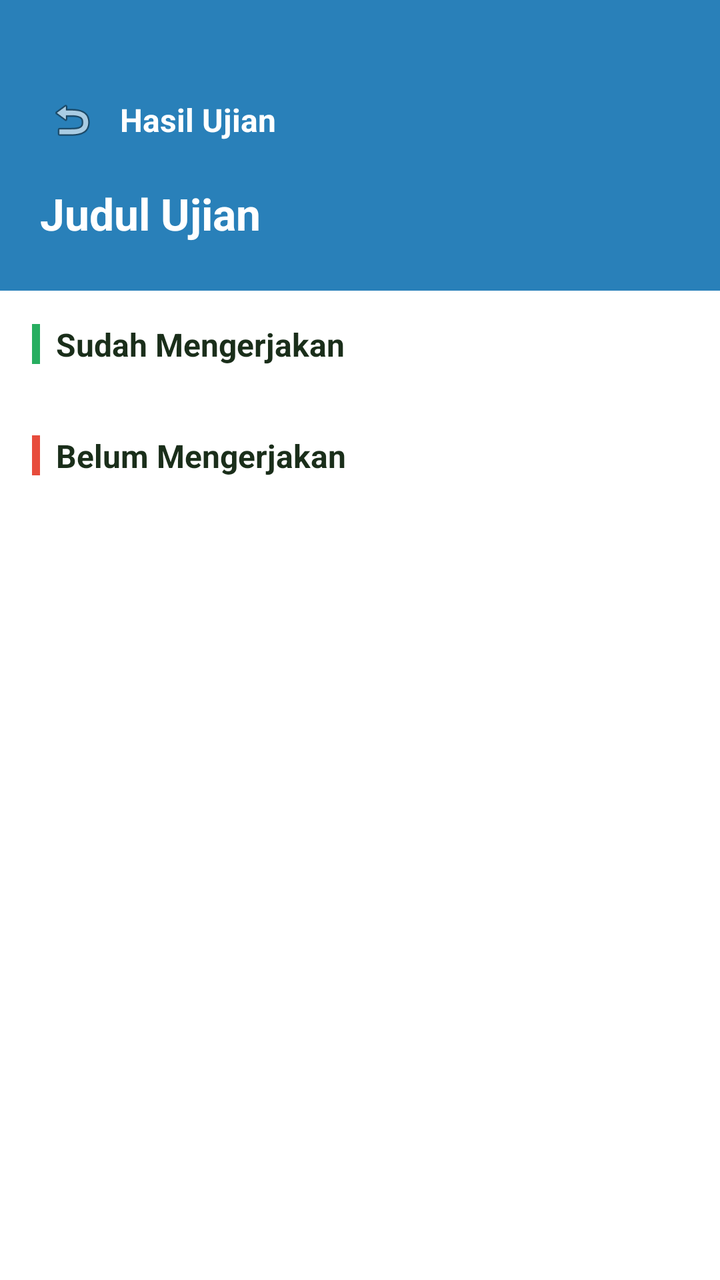
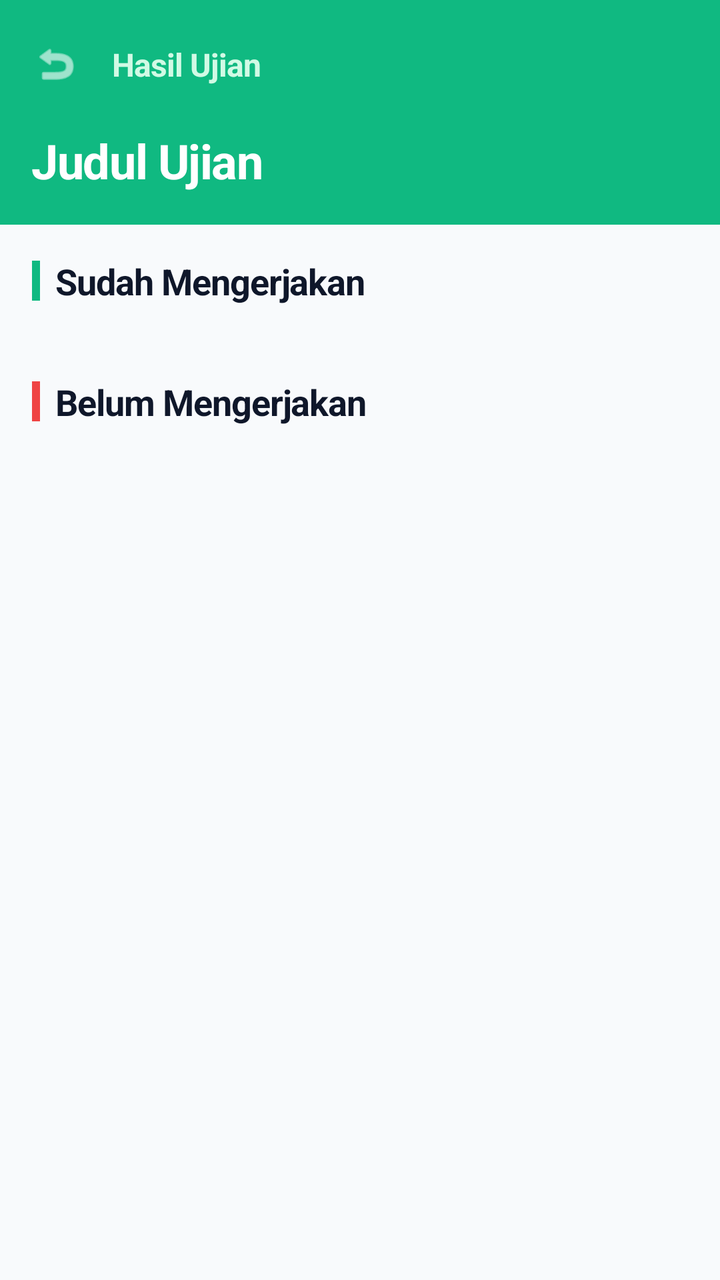

Screens rendered from an Android XML layout before and after an edit, with the pre-edit source and the edit as a unified diff.
<!-- AndroidManifest.xml: application theme Theme.IFUnjaniExam -->
<!-- res/layout/activity_exam_results.xml -->
<?xml version="1.0" encoding="utf-8"?>
<androidx.coordinatorlayout.widget.CoordinatorLayout xmlns:android="http://schemas.android.com/apk/res/android"
    xmlns:app="http://schemas.android.com/apk/res-auto"
    android:layout_width="match_parent"
    android:layout_height="match_parent"
    android:background="#ffffff">

    <LinearLayout
        android:layout_width="match_parent"
        android:layout_height="match_parent"
        android:orientation="vertical">

        
        <LinearLayout
            android:layout_width="match_parent"
            android:layout_height="wrap_content"
            android:background="#2980b9"
            android:orientation="vertical"
            android:paddingStart="20dp"
            android:paddingEnd="20dp"
            android:paddingTop="44dp"
            android:paddingBottom="24dp">

            <LinearLayout
                android:layout_width="match_parent"
                android:layout_height="wrap_content"
                android:gravity="center_vertical"
                android:orientation="horizontal">

                <ImageView
                    android:id="@+id/btnBack"
                    android:layout_width="32dp"
                    android:layout_height="32dp"
                    android:src="@android:drawable/ic_menu_revert"
                    android:contentDescription="Kembali"
                    android:padding="4dp"
                    android:clickable="true"
                    android:focusable="true" />

                <TextView
                    android:layout_width="wrap_content"
                    android:layout_height="wrap_content"
                    android:layout_marginStart="8dp"
                    android:text="Hasil Ujian"
                    android:textColor="#ffffff"
                    android:textSize="16sp"
                    android:textStyle="bold" />
            </LinearLayout>

            <TextView
                android:id="@+id/tvExamTitle"
                android:layout_width="match_parent"
                android:layout_height="wrap_content"
                android:layout_marginTop="16dp"
                android:text="Judul Ujian"
                android:textColor="#ffffff"
                android:textSize="22sp"
                android:textStyle="bold" />
        </LinearLayout>

        
        <FrameLayout
            android:layout_width="match_parent"
            android:layout_height="0dp"
            android:layout_weight="1">

            <androidx.core.widget.NestedScrollView
                android:layout_width="match_parent"
                android:layout_height="match_parent">

                <LinearLayout
                    android:layout_width="match_parent"
                    android:layout_height="wrap_content"
                    android:orientation="vertical"
                    android:padding="16dp">

                    
                    <LinearLayout
                        android:layout_width="match_parent"
                        android:layout_height="wrap_content"
                        android:gravity="center_vertical"
                        android:orientation="horizontal"
                        android:layout_marginBottom="10dp">
                        <View
                            android:layout_width="4dp"
                            android:layout_height="20dp"
                            android:background="#27ae60"
                            android:layout_marginEnd="8dp" />
                        <TextView
                            android:layout_width="wrap_content"
                            android:layout_height="wrap_content"
                            android:text="Sudah Mengerjakan"
                            android:textColor="#1a2e1a"
                            android:textSize="16sp"
                            android:textStyle="bold" />
                    </LinearLayout>

                    <androidx.recyclerview.widget.RecyclerView
                        android:id="@+id/rvCompleted"
                        android:layout_width="match_parent"
                        android:layout_height="wrap_content"
                        android:nestedScrollingEnabled="false" />

                    <TextView
                        android:id="@+id/tvEmptyCompleted"
                        android:layout_width="match_parent"
                        android:layout_height="wrap_content"
                        android:text="Belum ada yang mengerjakan"
                        android:textColor="#718096"
                        android:gravity="center"
                        android:padding="16dp"
                        android:visibility="gone" />

                    
                    <LinearLayout
                        android:layout_width="match_parent"
                        android:layout_height="wrap_content"
                        android:gravity="center_vertical"
                        android:orientation="horizontal"
                        android:layout_marginTop="24dp"
                        android:layout_marginBottom="10dp">
                        <View
                            android:layout_width="4dp"
                            android:layout_height="20dp"
                            android:background="#e74c3c"
                            android:layout_marginEnd="8dp" />
                        <TextView
                            android:layout_width="wrap_content"
                            android:layout_height="wrap_content"
                            android:text="Belum Mengerjakan"
                            android:textColor="#1a2e1a"
                            android:textSize="16sp"
                            android:textStyle="bold" />
                    </LinearLayout>

                    <androidx.recyclerview.widget.RecyclerView
                        android:id="@+id/rvNotCompleted"
                        android:layout_width="match_parent"
                        android:layout_height="wrap_content"
                        android:nestedScrollingEnabled="false" />

                    <TextView
                        android:id="@+id/tvEmptyNotCompleted"
                        android:layout_width="match_parent"
                        android:layout_height="wrap_content"
                        android:text="Semua mahasiswa telah mengerjakan"
                        android:textColor="#718096"
                        android:gravity="center"
                        android:padding="16dp"
                        android:visibility="gone" />
                </LinearLayout>
            </androidx.core.widget.NestedScrollView>

            <ProgressBar
                android:id="@+id/progressBar"
                android:layout_width="wrap_content"
                android:layout_height="wrap_content"
                android:layout_gravity="center"
                android:visibility="gone" />

        </FrameLayout>
    </LinearLayout>

</androidx.coordinatorlayout.widget.CoordinatorLayout>
<!-- resources referenced by this layout -->
<resources>
  <style name="Theme.IFUnjaniExam" parent="Base.Theme.IFUnjaniExam" />
  <style name="Base.Theme.IFUnjaniExam" parent="Theme.Material3.DayNight.NoActionBar">
          
          
      </style>
</resources>

<!-- the commit's change to res/layout/activity_exam_results.xml (unified diff, before → after) -->
@@ -3,162 +3,172 @@
     xmlns:app="http://schemas.android.com/apk/res-auto"
     android:layout_width="match_parent"
     android:layout_height="match_parent"
-    android:background="#ffffff">
+    android:background="#F8FAFC">
 
-    <LinearLayout
+    <com.google.android.material.appbar.AppBarLayout
+        android:id="@+id/appBarLayout"
         android:layout_width="match_parent"
-        android:layout_height="match_parent"
-        android:orientation="vertical">
+        android:layout_height="wrap_content"
+        app:elevation="0dp"
+        android:background="#10B981"
+        app:layout_constraintTop_toTopOf="parent">
 
+        <androidx.constraintlayout.widget.ConstraintLayout
+            android:id="@+id/topBar"
+            android:layout_width="match_parent"
+            android:layout_height="?attr/actionBarSize">
+
+            <ImageView
+                android:id="@+id/btnBack"
+                android:layout_width="40dp"
+                android:layout_height="40dp"
+                android:layout_marginStart="8dp"
+                android:padding="8dp"
+                android:src="@android:drawable/ic_menu_revert"
+                app:tint="#FFFFFF"
+                android:background="?attr/selectableItemBackgroundBorderless"
+                android:clickable="true"
+                android:focusable="true"
+                app:layout_constraintBottom_toBottomOf="parent"
+                app:layout_constraintStart_toStartOf="parent"
+                app:layout_constraintTop_toTopOf="parent" />
+
+            <TextView
+                android:layout_width="wrap_content"
+                android:layout_height="wrap_content"
+                android:layout_marginStart="8dp"
+                android:text="Hasil Ujian"
+                android:textColor="#D1FAE5"
+                android:textSize="16sp"
+                android:textStyle="bold"
+                android:letterSpacing="-0.02"
+                app:layout_constraintBottom_toBottomOf="parent"
+                app:layout_constraintStart_toEndOf="@id/btnBack"
+                app:layout_constraintTop_toTopOf="parent" />
+        </androidx.constraintlayout.widget.ConstraintLayout>
         
         <LinearLayout
             android:layout_width="match_parent"
             android:layout_height="wrap_content"
-            android:background="#2980b9"
-            android:orientation="vertical"
-            android:paddingStart="20dp"
-            android:paddingEnd="20dp"
-            android:paddingTop="44dp"
-            android:paddingBottom="24dp">
+            android:paddingHorizontal="16dp"
+            android:paddingBottom="16dp"
+            android:orientation="vertical">
+            <TextView
+                android:id="@+id/tvExamTitle"
+                android:layout_width="match_parent"
+                android:layout_height="wrap_content"
+                android:text="Judul Ujian"
+                android:textColor="#FFFFFF"
+                android:textSize="24sp"
+                android:textStyle="bold"
+                android:letterSpacing="-0.02" />
+        </LinearLayout>
+    </com.google.android.material.appbar.AppBarLayout>
+
+    
+    <FrameLayout
+        android:layout_width="match_parent"
+        android:layout_height="match_parent"
+        app:layout_behavior="@string/appbar_scrolling_view_behavior">
+
+        <androidx.core.widget.NestedScrollView
+            android:layout_width="match_parent"
+            android:layout_height="match_parent">
 
             <LinearLayout
                 android:layout_width="match_parent"
                 android:layout_height="wrap_content"
-                android:gravity="center_vertical"
-                android:orientation="horizontal">
+                android:orientation="vertical"
+                android:padding="16dp">
 
-                <ImageView
-                    android:id="@+id/btnBack"
-                    android:layout_width="32dp"
-                    android:layout_height="32dp"
-                    android:src="@android:drawable/ic_menu_revert"
-                    android:contentDescription="Kembali"
-                    android:padding="4dp"
-                    android:clickable="true"
-                    android:focusable="true" />
-
-                <TextView
-                    android:layout_width="wrap_content"
-                    android:layout_height="wrap_content"
-                    android:layout_marginStart="8dp"
-                    android:text="Hasil Ujian"
-                    android:textColor="#ffffff"
-                    android:textSize="16sp"
-                    android:textStyle="bold" />
-            </LinearLayout>
-
-            <TextView
-                android:id="@+id/tvExamTitle"
-                android:layout_width="match_parent"
-                android:layout_height="wrap_content"
-                android:layout_marginTop="16dp"
-                android:text="Judul Ujian"
-                android:textColor="#ffffff"
-                android:textSize="22sp"
-                android:textStyle="bold" />
-        </LinearLayout>
-
-        
-        <FrameLayout
-            android:layout_width="match_parent"
-            android:layout_height="0dp"
-            android:layout_weight="1">
-
-            <androidx.core.widget.NestedScrollView
-                android:layout_width="match_parent"
-                android:layout_height="match_parent">
-
+                
                 <LinearLayout
                     android:layout_width="match_parent"
                     android:layout_height="wrap_content"
-                    android:orientation="vertical"
-                    android:padding="16dp">
+                    android:gravity="center_vertical"
+                    android:orientation="horizontal"
+                    android:layout_marginBottom="12dp">
+                    <View
+                        android:layout_width="4dp"
+                        android:layout_height="20dp"
+                        android:background="#10B981"
+                        android:layout_marginEnd="8dp"
+                        app:cornerRadius="2dp" />
+                    <TextView
+                        android:layout_width="wrap_content"
+                        android:layout_height="wrap_content"
+                        android:text="Sudah Mengerjakan"
+                        android:textColor="#0F172A"
+                        android:textSize="18sp"
+                        android:textStyle="bold"
+                        android:letterSpacing="-0.02" />
+                </LinearLayout>
 
-                    
-                    <LinearLayout
-                        android:layout_width="match_parent"
+                <androidx.recyclerview.widget.RecyclerView
+                    android:id="@+id/rvCompleted"
+                    android:layout_width="match_parent"
+                    android:layout_height="wrap_content"
+                    android:nestedScrollingEnabled="false" />
+
+                <TextView
+                    android:id="@+id/tvEmptyCompleted"
+                    android:layout_width="match_parent"
+                    android:layout_height="wrap_content"
+                    android:text="Belum ada yang mengerjakan"
+                    android:textColor="#64748B"
+                    android:gravity="center"
+                    android:padding="16dp"
+                    android:visibility="gone" />
+
+                
+                <LinearLayout
+                    android:layout_width="match_parent"
+                    android:layout_height="wrap_content"
+                    android:gravity="center_vertical"
+                    android:orientation="horizontal"
+                    android:layout_marginTop="24dp"
+                    android:layout_marginBottom="12dp">
+                    <View
+                        android:layout_width="4dp"
+                        android:layout_height="20dp"
+                        android:background="#EF4444"
+                        android:layout_marginEnd="8dp"
+                        app:cornerRadius="2dp" />
+                    <TextView
+                        android:layout_width="wrap_content"
                         android:layout_height="wrap_content"
-                        android:gravity="center_vertical"
-                        android:orientation="horizontal"
-                        android:layout_marginBottom="10dp">
-                        <View
-                            android:layout_width="4dp"
-                            android:layout_height="20dp"
-                            android:background="#27ae60"
-                            android:layout_marginEnd="8dp" />
-                        <TextView
-                            android:layout_width="wrap_content"
-                            android:layout_height="wrap_content"
-                            android:text="Sudah Mengerjakan"
-                            android:textColor="#1a2e1a"
-                            android:textSize="16sp"
-                            android:textStyle="bold" />
-                    </LinearLayout>
+                        android:text="Belum Mengerjakan"
+                        android:textColor="#0F172A"
+                        android:textSize="18sp"
+                        android:textStyle="bold"
+                        android:letterSpacing="-0.02" />
+                </LinearLayout>
 
-                    <androidx.recyclerview.widget.RecyclerView
-                        android:id="@+id/rvCompleted"
-                        android:layout_width="match_parent"
-                        android:layout_height="wrap_content"
-                        android:nestedScrollingEnabled="false" />
+                <androidx.recyclerview.widget.RecyclerView
+                    android:id="@+id/rvNotCompleted"
+                    android:layout_width="match_parent"
+                    android:layout_height="wrap_content"
+                    android:nestedScrollingEnabled="false" />
 
-                    <TextView
-                        android:id="@+id/tvEmptyCompleted"
-                        android:layout_width="match_parent"
-                        android:layout_height="wrap_content"
-                        android:text="Belum ada yang mengerjakan"
-                        android:textColor="#718096"
-                        android:gravity="center"
-                        android:padding="16dp"
-                        android:visibility="gone" />
+                <TextView
+                    android:id="@+id/tvEmptyNotCompleted"
+                    android:layout_width="match_parent"
+                    android:layout_height="wrap_content"
+                    android:text="Semua mahasiswa telah mengerjakan"
+                    android:textColor="#64748B"
+                    android:gravity="center"
+                    android:padding="16dp"
+                    android:visibility="gone" />
+            </LinearLayout>
+        </androidx.core.widget.NestedScrollView>
 
-                    
-                    <LinearLayout
-                        android:layout_width="match_parent"
-                        android:layout_height="wrap_content"
-                        android:gravity="center_vertical"
-                        android:orientation="horizontal"
-                        android:layout_marginTop="24dp"
-                        android:layout_marginBottom="10dp">
-                        <View
-                            android:layout_width="4dp"
-                            android:layout_height="20dp"
-                            android:background="#e74c3c"
-                            android:layout_marginEnd="8dp" />
-                        <TextView
-                            android:layout_width="wrap_content"
-                            android:layout_height="wrap_content"
-                            android:text="Belum Mengerjakan"
-                            android:textColor="#1a2e1a"
-                            android:textSize="16sp"
-                            android:textStyle="bold" />
-                    </LinearLayout>
+        <ProgressBar
+            android:id="@+id/progressBar"
+            android:layout_width="wrap_content"
+            android:layout_height="wrap_content"
+            android:layout_gravity="center"
+            android:indeterminateTint="#10B981"
+            android:visibility="gone" />
 
-                    <androidx.recyclerview.widget.RecyclerView
-                        android:id="@+id/rvNotCompleted"
-                        android:layout_width="match_parent"
-                        android:layout_height="wrap_content"
-                        android:nestedScrollingEnabled="false" />
-
-                    <TextView
-                        android:id="@+id/tvEmptyNotCompleted"
-                        android:layout_width="match_parent"
-                        android:layout_height="wrap_content"
-                        android:text="Semua mahasiswa telah mengerjakan"
-                        android:textColor="#718096"
-                        android:gravity="center"
-                        android:padding="16dp"
-                        android:visibility="gone" />
-                </LinearLayout>
-            </androidx.core.widget.NestedScrollView>
-
-            <ProgressBar
-                android:id="@+id/progressBar"
-                android:layout_width="wrap_content"
-                android:layout_height="wrap_content"
-                android:layout_gravity="center"
-                android:visibility="gone" />
-
-        </FrameLayout>
-    </LinearLayout>
-
+    </FrameLayout>
 </androidx.coordinatorlayout.widget.CoordinatorLayout>
